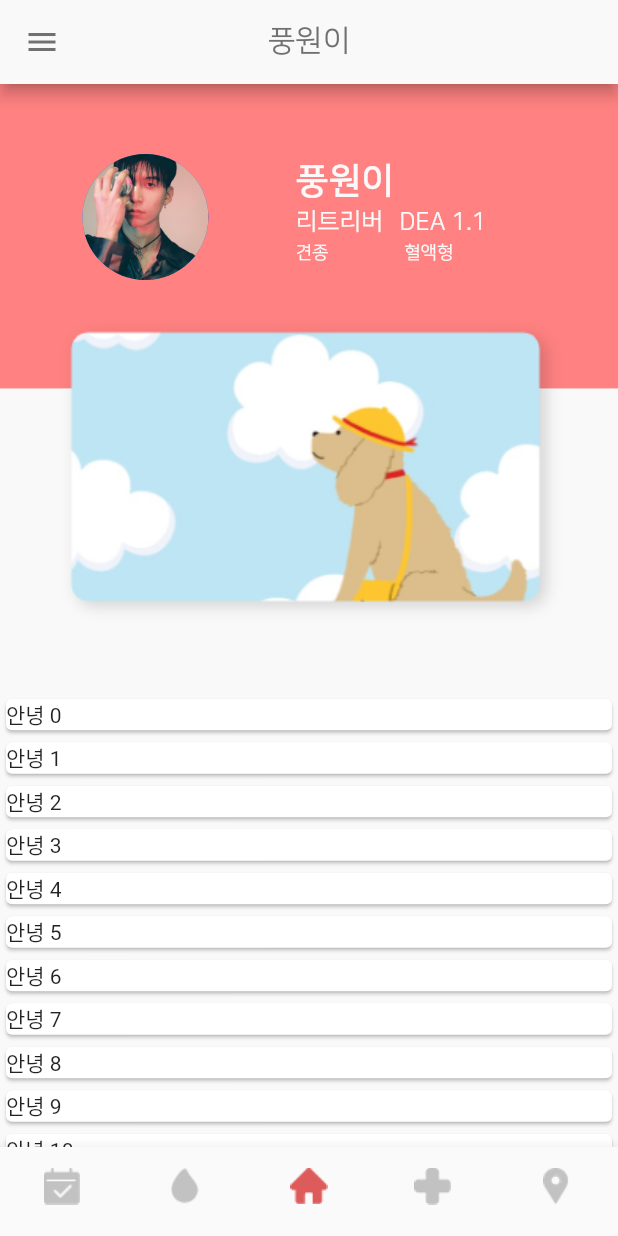
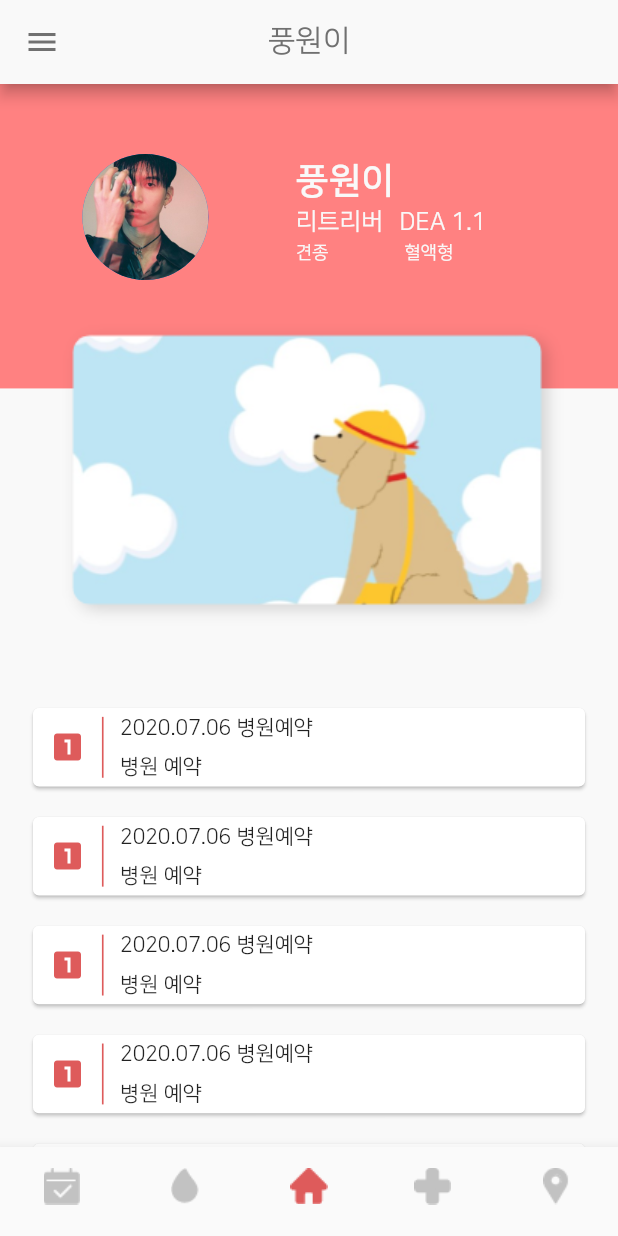
Before and after one commit to Stac-Binary/Binary-mobile, a Flutter app: the screen it shows after launch, on a phone screen of 412 x 824 dp. Run offline on Flutter 3.47's test engine with Material 2 defaults, Android fonts, the phone set to English and light mode, and no system bars; our stand-ins replace flutter_svg, shared_preferences; accounts and stored records are empty.

Commit message:
[update] card UI

```diff
--- a/binary_flutter/lib/screens/home/home_page.dart
+++ b/binary_flutter/lib/screens/home/home_page.dart
@@ -42,9 +42,10 @@ class _HomePageState extends State<HomePage>
             ),
             Positioned(
               child: Container(
+                width: getProportionateScreenWidth(320),
                 child: Image.asset('assets/images/mainimage.png'),
               ),
-              left: getProportionateScreenWidth(32),
+              left: getProportionateScreenWidth(30),
               top: getProportionateScreenHeight(150),
             ),
           ],
@@ -59,7 +60,52 @@ class _HomePageState extends State<HomePage>
               itemCount: 20,
               itemBuilder: (context, int index) {
                 return Card(
-                  child: Text("안녕 $index"),
+                  margin: EdgeInsets.symmetric(
+                      horizontal: getProportionateScreenWidth(20),
+                      vertical: getProportionateScreenHeight(10)),
+                  child: InkWell(
+                    onTap: () {},
+                    child: Row(
+                      children: <Widget>[
+                        Container(
+                          margin: EdgeInsets.symmetric(
+                              vertical: getProportionateScreenHeight(10),
+                              horizontal: getProportionateScreenWidth(10)),
+                          child: Icon(
+                            Icons.looks_one,
+                            color: kRed,
+                          ),
+                        ),
+                        Container(
+                            height: getProportionateScreenHeight(40),
+                            width: getProportionateScreenWidth(1),
+                            color: kRed ),
+                        Column(
+                          crossAxisAlignment: CrossAxisAlignment.start,
+                          children: <Widget>[
+                            Container(
+                              margin: EdgeInsets.symmetric(
+                                  vertical: getProportionateScreenHeight(5),
+                                  horizontal: getProportionateScreenWidth(10)),
+                              child: Text(
+                                "2020.07.06 병원예약",
+                                style: kNanumBold,
+                              ),
+                            ),
+                            Container(
+                              margin: EdgeInsets.symmetric(
+                                  vertical: getProportionateScreenHeight(5),
+                                  horizontal: getProportionateScreenWidth(10)),
+                              child: Text(
+                                "병원 예약",
+                                style: kNanumBold,
+                              ),
+                            )
+                          ],
+                        )
+                      ],
+                    ),
+                  ),
                 );
               },
             ),
```
